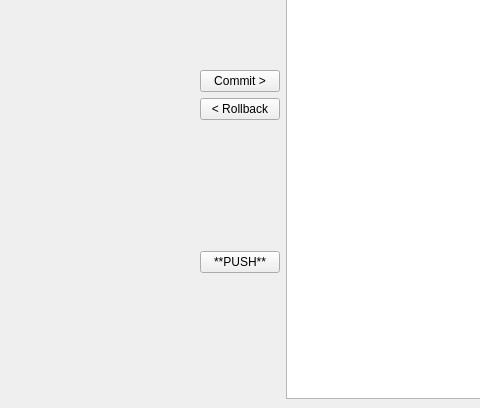
First picture: the form in ui/jsonEditor.ui, repository k88936/jsonEditor, before the edit; both pictures show x 150 to 630 and y 93 to 501 of the 780 by 501 pixel window.
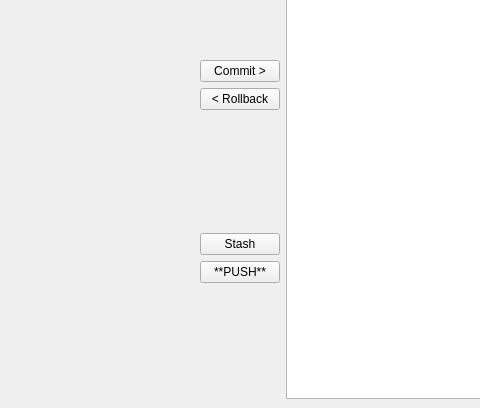
Second picture: the form after the edit.

Diff of the .ui file:
```diff
--- a/ui/jsonEditor.ui
+++ b/ui/jsonEditor.ui
@@ -70,6 +70,13 @@
           </property>
          </spacer>
         </item>
+                                <item>
+                                    <widget class="QPushButton" name="ui_stash_btn">
+                                        <property name="text">
+                                            <string>Stash</string>
+                                        </property>
+                                    </widget>
+                                </item>
         <item>
          <widget class="QPushButton" name="ui_push_btn">
           <property name="text">
```
Lines whose indentation alone changed are shown as unchanged.
